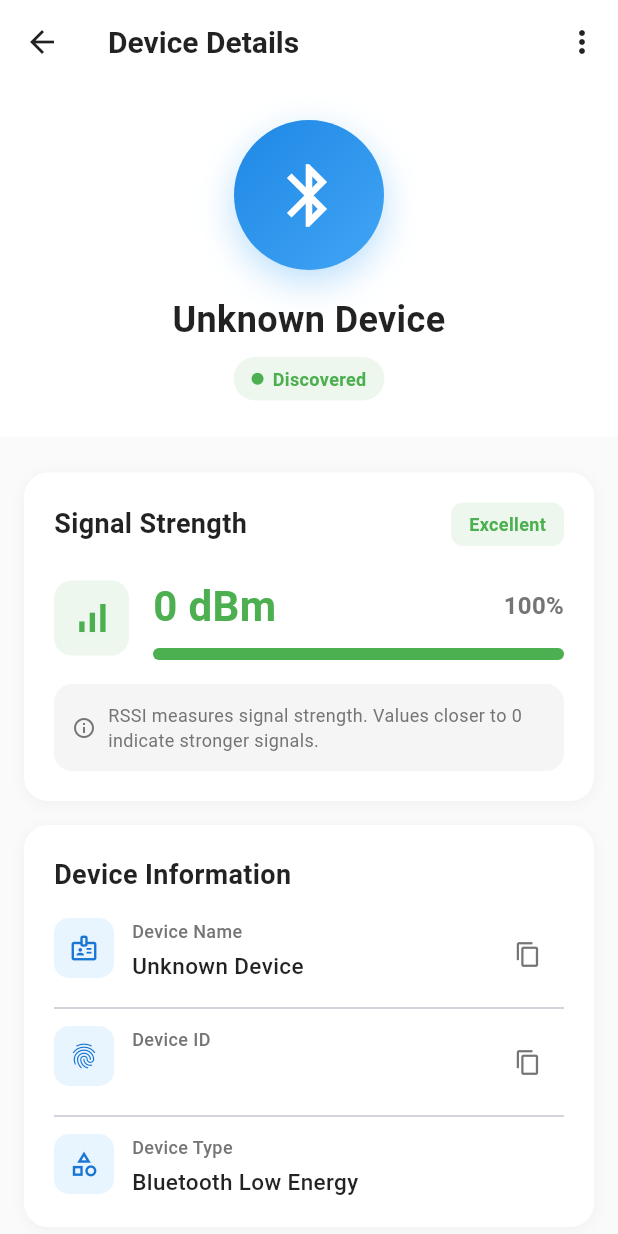
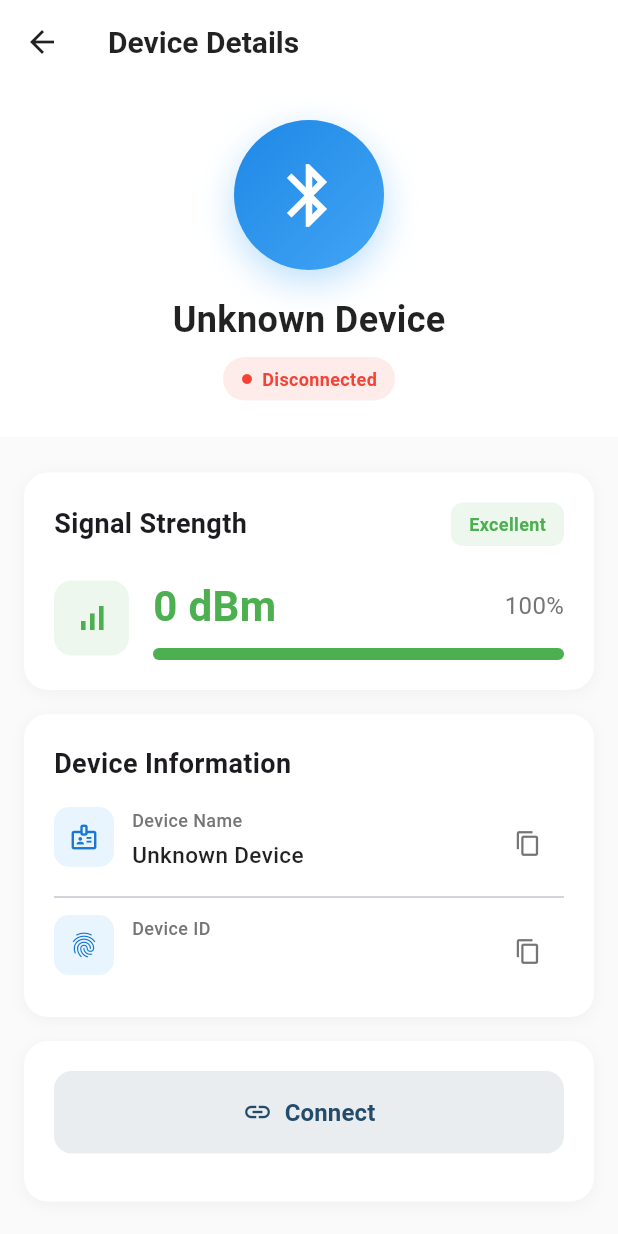
Before and after one commit to gmulonga/ble_scanner, a Flutter app: the DeviceDetailScreen screen opened directly with empty values, on a phone screen of 412 x 824 dp. Run offline on Flutter 3.47's test engine with Material 3 defaults, Android fonts, the phone set to English and light mode, and no system bars; our stand-ins replace flutter_bloc, flutter_blue_plus, geolocator, permission_handler.

Commit message:
feat: adding a disconnecting listener

```diff
--- a/lib/screens/ble_detail_screen.dart
+++ b/lib/screens/ble_detail_screen.dart
@@ -1,17 +1,68 @@
+import 'dart:async';
+
+import 'package:ble_scanner/utils/constants.dart';
 import 'package:flutter/material.dart';
 import 'package:flutter/services.dart';
 import 'package:flutter_bloc/flutter_bloc.dart';
+import 'package:flutter_blue_plus/flutter_blue_plus.dart';
 import '../blocs/ble_scan_bloc/ble_scan_bloc.dart';
 import '../blocs/ble_scan_bloc/ble_scan_state.dart';
 import '../models/ble_device_model.dart';
+import '../widgets/custom_snackbar.dart';
 
-class DeviceDetailScreen extends StatelessWidget {
+class DeviceDetailScreen extends StatefulWidget {
   final BleDevice device;
 
-  const DeviceDetailScreen({
-    super.key,
-    required this.device,
+  const DeviceDetailScreen({super.key, required this.device});
+
+  @override
+  State<DeviceDetailScreen> createState() => _DeviceDetailScreenState();
+}
+
+class _DeviceDetailScreenState extends State<DeviceDetailScreen> {
+  bool _isConnecting = false;
+  bool _isLoadingServices = false;
+  List<String> _services = [];
+  BluetoothConnectionState? _connectionState;
+  String? _lastSnackMessage;
+
+  StreamSubscription<BluetoothConnectionState>? _connectionSubscription;
+
+
+  void _startConnectionListener() {
+    final repo = context.read<BleScanBloc>().repository;
+    final stream = repo.getConnectionStateStream(widget.device.id);
+    if (stream == null) return;
+
+    _connectionSubscription?.cancel();
+    _connectionSubscription = stream.listen((state) {
+      if (!mounted) return;
+
+      setState(() => _connectionState = state);
+
+      void showOnce(String msg, Color color) {
+        if (_lastSnackMessage != msg) {
+          _lastSnackMessage = msg;
+          CustomSnackBar.show(context, msg, color);
+        }
+      }
+
+      switch (state) {
+        case BluetoothConnectionState.connected:
+          showOnce('Device connected', Colors.green);
+          break;
+        case BluetoothConnectionState.connecting:
+          showOnce('Connecting...', Colors.blue);
+          break;
+        case BluetoothConnectionState.disconnecting:
+          showOnce('Disconnecting...', Colors.orange);
+          break;
+        case BluetoothConnectionState.disconnected:
+          showOnce('Device disconnected', Colors.red);
+          break;
+      }
     });
+  }
 
   Color _getSignalColor(int rssi) {
     if (rssi >= -60) return Colors.green;
@@ -27,31 +78,42 @@ class DeviceDetailScreen extends StatelessWidget {
   }
 
   double _getSignalPercentage(int rssi) {
-    // Convert RSSI to percentage (typical range: -100 to -30)
     final percentage = ((rssi + 100) / 70 * 100).clamp(0.0, 100.0);
     return percentage;
   }
 
   void _copyToClipboard(BuildContext context, String text, String label) {
     Clipboard.setData(ClipboardData(text: text));
-    ScaffoldMessenger.of(context).showSnackBar(
-      SnackBar(
-        content: Text('$label copied to clipboard'),
-        duration: const Duration(seconds: 2),
-        behavior: SnackBarBehavior.floating,
-        shape: RoundedRectangleBorder(
-          borderRadius: BorderRadius.circular(10),
-        ),
-      ),
-    );
+    CustomSnackBar.show(context, 'copied to clipboard', kPrimary);
+
+  }
+
+  Future<void> _discoverServices(BuildContext context) async {
+    setState(() {
+      _isLoadingServices = true;
+      _services.clear();
+    });
+    try {
+      final repo = context.read<BleScanBloc>().repository;
+      final services = await repo.discoverServices(widget.device.id);
+      setState(() {
+        _services = services.map((s) => s.uuid.toString()).toList();
+      });
+    } catch (e) {
+      CustomSnackBar.show(context, 'Failed to load services: $e', kRed);
+    } finally {
+      setState(() => _isLoadingServices = false);
+    }
+  }
+
+  @override
+  void dispose() {
+    _connectionSubscription?.cancel();
+    super.dispose();
   }
 
   @override
   Widget build(BuildContext context) {
-    final signalColor = _getSignalColor(device.rssi);
-    final signalStrength = _getSignalStrength(device.rssi);
-    final signalPercentage = _getSignalPercentage(device.rssi);
-
     return Scaffold(
       backgroundColor: Colors.grey[50],
       appBar: AppBar(
@@ -69,20 +131,68 @@ class DeviceDetailScreen extends StatelessWidget {
             fontSize: 20,
           ),
         ),
-        actions: [
-          IconButton(
-            icon: const Icon(Icons.more_vert, color: Colors.black87),
-            onPressed: () {
-              // Show more options
+      ),
+      body: BlocConsumer<BleScanBloc, BleScanState>(
+        listener: (context, state) {
+          if (state.status == BleScanStatus.error) {
+            CustomSnackBar.show(context, 'Unknown Error', kRed);
+          }
+        },
+        builder: (context, state) {
+          // ✅ Access the device info dynamically from the BLoC state
+          final updatedDevice = state.devices.firstWhere(
+                (d) => d.id == widget.device.id,
+            orElse: () => widget.device,
+          );
+
+          final signalColor = _getSignalColor(updatedDevice.rssi);
+          final signalStrength = _getSignalStrength(updatedDevice.rssi);
+          final signalPercentage = _getSignalPercentage(updatedDevice.rssi);
+          final isConnected = state.connectedDevices[widget.device.id] ?? false;
+
+          return SingleChildScrollView(
+            child: Column(
+              crossAxisAlignment: CrossAxisAlignment.stretch,
+              children: [
+                _buildHeader(signalColor),
+                const SizedBox(height: 16),
+                _buildSignalCard(signalColor, signalStrength, signalPercentage, updatedDevice),
+                _buildInfoCard(context, updatedDevice),
+                _buildActions(context, isConnected),
+                if (isConnected) _buildServiceList(context),
+                const SizedBox(height: 24),
+              ],
+            ),
+          );
         },
       ),
-        ],
-      ),
-      body: SingleChildScrollView(
-        child: Column(
-          children: [
-            // Header Card with Device Icon and Name
-            Container(
+    );
+  }
+
+  Widget _buildHeader(Color signalColor) {
+    final state = _connectionState ?? BluetoothConnectionState.disconnected;
+    String statusText;
+    Color statusColor;
+
+    switch (state) {
+      case BluetoothConnectionState.connected:
+        statusText = 'Connected';
+        statusColor = Colors.green;
+        break;
+      case BluetoothConnectionState.connecting:
+        statusText = 'Connecting';
+        statusColor = Colors.blue;
+        break;
+      case BluetoothConnectionState.disconnecting:
+        statusText = 'Disconnecting';
+        statusColor = Colors.orange;
+        break;
+      default:
+        statusText = 'Disconnected';
+        statusColor = Colors.red;
+    }
+
+    return Container(
       width: double.infinity,
       color: Colors.white,
       padding: const EdgeInsets.all(24),
@@ -93,10 +203,7 @@ class DeviceDetailScreen extends StatelessWidget {
             height: 100,
             decoration: BoxDecoration(
               gradient: LinearGradient(
-                        colors: [
-                          Colors.blue[600]!,
-                          Colors.blue[400]!,
-                        ],
+                colors: [Colors.blue[600]!, Colors.blue[400]!],
                 begin: Alignment.topLeft,
                 end: Alignment.bottomRight,
               ),
@@ -109,48 +216,34 @@ class DeviceDetailScreen extends StatelessWidget {
                 ),
               ],
             ),
-                    child: const Icon(
-                      Icons.bluetooth,
-                      color: Colors.white,
-                      size: 50,
-                    ),
+            child: const Icon(Icons.bluetooth, color: Colors.white, size: 50),
           ),
           const SizedBox(height: 16),
           Text(
-                    device.displayName,
+            widget.device.displayName,
             style: const TextStyle(
               fontSize: 24,
               fontWeight: FontWeight.bold,
               color: Colors.black87,
             ),
-                    textAlign: TextAlign.center,
           ),
           const SizedBox(height: 8),
           Container(
-                    padding: const EdgeInsets.symmetric(
-                      horizontal: 12,
-                      vertical: 6,
-                    ),
+            padding:
+            const EdgeInsets.symmetric(horizontal: 12, vertical: 6),
             decoration: BoxDecoration(
-                      color: Colors.green.withOpacity(0.1),
+              color: statusColor.withOpacity(0.1),
               borderRadius: BorderRadius.circular(20),
             ),
             child: Row(
               mainAxisSize: MainAxisSize.min,
               children: [
-                        Container(
-                          width: 8,
-                          height: 8,
-                          decoration: const BoxDecoration(
-                            color: Colors.green,
-                            shape: BoxShape.circle,
-                          ),
-                        ),
+                Icon(Icons.circle, color: statusColor, size: 8),
                 const SizedBox(width: 6),
-                        const Text(
-                          'Discovered',
+                Text(
+                  statusText,
                   style: TextStyle(
-                            color: Colors.green,
+                    color: statusColor,
                     fontWeight: FontWeight.w600,
                     fontSize: 12,
                   ),
@@ -160,30 +253,20 @@ class DeviceDetailScreen extends StatelessWidget {
           ),
         ],
       ),
-            ),
-            const SizedBox(height: 16),
+    );
+  }
 
-            // Signal Strength Card
-            _buildCard(
+
+  Widget _buildSignalCard(Color signalColor, String signalStrength, double signalPercentage, BleDevice updatedDevice) {
+    return _buildCard(
       child: Column(
         crossAxisAlignment: CrossAxisAlignment.start,
         children: [
-                  Row(
-                    mainAxisAlignment: MainAxisAlignment.spaceBetween,
-                    children: [
-                      const Text(
-                        'Signal Strength',
-                        style: TextStyle(
-                          fontSize: 18,
-                          fontWeight: FontWeight.w600,
-                          color: Colors.black87,
-                        ),
-                      ),
+          Row(mainAxisAlignment: MainAxisAlignment.spaceBetween, children: [
+            const Text('Signal Strength',
+                style: TextStyle(fontSize: 18, fontWeight: FontWeight.w600)),
             Container(
-                        padding: const EdgeInsets.symmetric(
-                          horizontal: 12,
-                          vertical: 6,
-                        ),
+              padding: const EdgeInsets.symmetric(horizontal: 12, vertical: 6),
               decoration: BoxDecoration(
                 color: signalColor.withOpacity(0.1),
                 borderRadius: BorderRadius.circular(8),
@@ -197,8 +280,7 @@ class DeviceDetailScreen extends StatelessWidget {
                 ),
               ),
             ),
-                    ],
-                  ),
+          ]),
           const SizedBox(height: 20),
           Row(
             children: [
@@ -209,38 +291,22 @@ class DeviceDetailScreen extends StatelessWidget {
                   color: signalColor.withOpacity(0.1),
                   borderRadius: BorderRadius.circular(12),
                 ),
-                        child: Icon(
-                          Icons.signal_cellular_alt,
-                          color: signalColor,
-                          size: 28,
-                        ),
+                child: Icon(Icons.signal_cellular_alt, color: signalColor),
               ),
               const SizedBox(width: 16),
               Expanded(
                 child: Column(
                   crossAxisAlignment: CrossAxisAlignment.start,
                   children: [
-                            Row(
-                              mainAxisAlignment: MainAxisAlignment.spaceBetween,
-                              children: [
-                                Text(
-                                  '${device.rssi} dBm',
+                    Row(mainAxisAlignment: MainAxisAlignment.spaceBetween, children: [
+                      Text('${updatedDevice.rssi} dBm',
                           style: TextStyle(
                               fontSize: 28,
                               fontWeight: FontWeight.bold,
-                                    color: signalColor,
-                                  ),
-                                ),
-                                Text(
-                                  '${signalPercentage.toStringAsFixed(0)}%',
-                                  style: TextStyle(
-                                    fontSize: 16,
-                                    fontWeight: FontWeight.w600,
-                                    color: Colors.grey[600],
-                                  ),
-                                ),
-                              ],
-                            ),
+                              color: signalColor)),
+                      Text('${signalPercentage.toStringAsFixed(0)}%',
+                          style: TextStyle(fontSize: 16, color: Colors.grey[600])),
+                    ]),
                     const SizedBox(height: 8),
                     ClipRRect(
                       borderRadius: BorderRadius.circular(10),
@@ -256,145 +322,114 @@ class DeviceDetailScreen extends StatelessWidget {
               ),
             ],
           ),
-                  const SizedBox(height: 16),
-                  Container(
-                    padding: const EdgeInsets.all(12),
-                    decoration: BoxDecoration(
-                      color: Colors.grey[100],
-                      borderRadius: BorderRadius.circular(12),
-                    ),
-                    child: Row(
-                      children: [
-                        Icon(
-                          Icons.info_outline,
-                          size: 16,
-                          color: Colors.grey[600],
-                        ),
-                        const SizedBox(width: 8),
-                        Expanded(
-                          child: Text(
-                            'RSSI measures signal strength. Values closer to 0 indicate stronger signals.',
-                            style: TextStyle(
-                              fontSize: 12,
-                              color: Colors.grey[600],
-                              height: 1.4,
-                            ),
-                          ),
-                        ),
         ],
       ),
-                  ),
-                ],
-              ),
-            ),
+    );
+  }
 
-            // Device Information Card
-            _buildCard(
+  Widget _buildInfoCard(BuildContext context, BleDevice updatedDevice) {
+    return _buildCard(
       child: Column(
         crossAxisAlignment: CrossAxisAlignment.start,
         children: [
-                  const Text(
-                    'Device Information',
-                    style: TextStyle(
-                      fontSize: 18,
-                      fontWeight: FontWeight.w600,
-                      color: Colors.black87,
-                    ),
-                  ),
+          const Text('Device Information',
+              style: TextStyle(fontSize: 18, fontWeight: FontWeight.w600)),
           const SizedBox(height: 16),
-                  _buildInfoRow(
-                    context,
+          _buildInfoRow(context,
               icon: Icons.badge_outlined,
               label: 'Device Name',
-                    value: device.displayName,
-                    onCopy: () => _copyToClipboard(
-                      context,
-                      device.displayName,
-                      'Device name',
-                    ),
-                  ),
+              value: updatedDevice.displayName,
+              onCopy: () => _copyToClipboard(context, updatedDevice.displayName, 'Device name')),
           const Divider(height: 24),
-                  _buildInfoRow(
-                    context,
+          _buildInfoRow(context,
               icon: Icons.fingerprint,
               label: 'Device ID',
-                    value: device.id,
+              value: updatedDevice.id,
               isMonospace: true,
-                    onCopy: () => _copyToClipboard(
-                      context,
-                      device.id,
-                      'Device ID',
-                    ),
-                  ),
-                  const Divider(height: 24),
-                  _buildInfoRow(
-                    context,
-                    icon: Icons.category_outlined,
-                    label: 'Device Type',
-                    value: 'Bluetooth Low Energy',
-                  ),
+              onCopy: () => _copyToClipboard(context, updatedDevice.id, 'Device ID')),
         ],
       ),
-            ),
+    );
+  }
 
-            // Action Buttons
-            _buildCard(
+  Widget _buildActions(BuildContext context, bool isConnected) {
+    return _buildCard(
       child: Column(
         children: [
-                  BlocBuilder<BleScanBloc, BleScanState>(
-                    builder: (context, state) {
-                      final isConnected = state.connectedDevices[device.id] ?? false;
-                      return _buildActionButton(
+          _buildActionButton(
             icon: isConnected ? Icons.link_off : Icons.link,
-                        label: isConnected ? 'Disconnect' : 'Connect',
-                        color: isConnected ? Colors.red : Colors.blue,
-                        onPressed: () {
+            label: _isConnecting
+                ? 'Connecting...'
+                : (isConnected ? 'Disconnect' : 'Connect'),
+            color: isConnected ? kRed : kPrimary,
+            onPressed: _isConnecting
+                ? null
+                : () async {
+              setState(() => _isConnecting = true);
+              final bloc = context.read<BleScanBloc>();
+
+              try {
                 if (isConnected) {
-                            context.read<BleScanBloc>().disconnectDevice(device.id);
+                  await bloc.disconnectDevice(widget.device.id);
+                  CustomSnackBar.show(context, 'Disconnected', kPrimary);
                 } else {
-                            context.read<BleScanBloc>().connectDevice(device.id);
+                  await bloc.connectDevice(widget.device.id);
+                  _startConnectionListener();
+                  await _discoverServices(context);
+                }
+              } catch (e) {
+                CustomSnackBar.show(context, 'Connection error: $e', kRed);
+              } finally {
+                setState(() => _isConnecting = false);
               }
             },
-                      );
-                    },
           ),
-
-                  // _buildActionButton(
-                  //   icon: Icons.link,
-                  //   label: 'Connect to Device',
-                  //   color: Colors.blue,
-                  //   onPressed: () {
-                  //     // Handle connect
-                  //     ScaffoldMessenger.of(context).showSnackBar(
-                  //       const SnackBar(
-                  //         content: Text('Connection feature coming soon'),
-                  //         behavior: SnackBarBehavior.floating,
-                  //       ),
-                  //     );
-                  //   },
-                  // ),
           const SizedBox(height: 12),
+          if (isConnected)
             _buildActionButton(
               icon: Icons.refresh,
               label: 'Refresh Signal',
               color: Colors.green,
-                    onPressed: () {
-                      // Handle refresh
-                      ScaffoldMessenger.of(context).showSnackBar(
-                        const SnackBar(
-                          content: Text('Refreshing signal strength...'),
-                          behavior: SnackBarBehavior.floating,
-                        ),
-                      );
+              onPressed: () async {
+                try {
+                  final bloc = context.read<BleScanBloc>();
+                  await bloc.refreshRssi(widget.device.id);
+                  CustomSnackBar.show(
+                      context, 'Signal refreshed successfully', kPrimary);
+                } catch (e) {
+                  CustomSnackBar.show(
+                      context, 'Failed to refresh signal: $e', kRed);
+                }
               },
             ),
         ],
       ),
+    );
+  }
+
+  Widget _buildServiceList(BuildContext context) {
+    return _buildCard(
+      child: Column(
+        crossAxisAlignment: CrossAxisAlignment.start,
+        children: [
+          const Text('Discovered Services',
+              style: TextStyle(fontSize: 18, fontWeight: FontWeight.w600)),
+          const SizedBox(height: 12),
+          if (_isLoadingServices)
+            const Center(child: CircularProgressIndicator(color: kPrimary,))
+          else if (_services.isEmpty)
+            const Text('No services found.')
+          else
+            Column(
+              children: _services
+                  .map((s) => ListTile(
+                dense: true,
+                contentPadding: EdgeInsets.zero,
+                title: Text(s, style: const TextStyle(fontSize: 14)),
+              ))
+                  .toList(),
             ),
-
-            const SizedBox(height: 24),
         ],
-        ),
       ),
     );
   }
@@ -418,14 +453,12 @@ class DeviceDetailScreen extends StatelessWidget {
     );
   }
 
-  Widget _buildInfoRow(
-      BuildContext context, {
-        required IconData icon,
+  Widget _buildInfoRow(BuildContext context,
+      {required IconData icon,
         required String label,
         required String value,
         bool isMonospace = false,
-        VoidCallback? onCopy,
-      }) {
+        VoidCallback? onCopy}) {
     return Row(
       crossAxisAlignment: CrossAxisAlignment.start,
       children: [
@@ -443,24 +476,19 @@ class DeviceDetailScreen extends StatelessWidget {
           child: Column(
             crossAxisAlignment: CrossAxisAlignment.start,
             children: [
-              Text(
-                label,
+              Text(label,
                   style: TextStyle(
                       fontSize: 12,
                       color: Colors.grey[600],
-                  fontWeight: FontWeight.w500,
-                ),
-              ),
+                      fontWeight: FontWeight.w500)),
               const SizedBox(height: 4),
-              Text(
-                value,
+              Text(value,
                   style: TextStyle(
                     fontSize: 15,
                     color: Colors.black87,
                     fontWeight: FontWeight.w500,
                     fontFamily: isMonospace ? 'monospace' : null,
-                ),
-              ),
+                  )),
             ],
           ),
         ),
@@ -468,8 +496,6 @@ class DeviceDetailScreen extends StatelessWidget {
           IconButton(
             icon: Icon(Icons.copy, size: 18, color: Colors.grey[600]),
             onPressed: onCopy,
-            padding: EdgeInsets.zero,
-            constraints: const BoxConstraints(),
           ),
       ],
     );
@@ -479,7 +505,7 @@ class DeviceDetailScreen extends StatelessWidget {
     required IconData icon,
     required String label,
     required Color color,
-    required VoidCallback onPressed,
+    required VoidCallback? onPressed,
   }) {
     return SizedBox(
       width: double.infinity,
@@ -499,13 +525,7 @@ class DeviceDetailScreen extends StatelessWidget {
           children: [
             Icon(icon, size: 20),
             const SizedBox(width: 8),
-            Text(
-              label,
-              style: const TextStyle(
-                fontSize: 16,
-                fontWeight: FontWeight.w600,
-              ),
-            ),
+            Text(label, style: const TextStyle(fontSize: 16, fontWeight: FontWeight.w600)),
           ],
         ),
       ),
```
Also changed, not shown: lib/repositories/ble_repository.dart (+59 -12 lines). Lines whose indentation alone changed are shown as unchanged.
